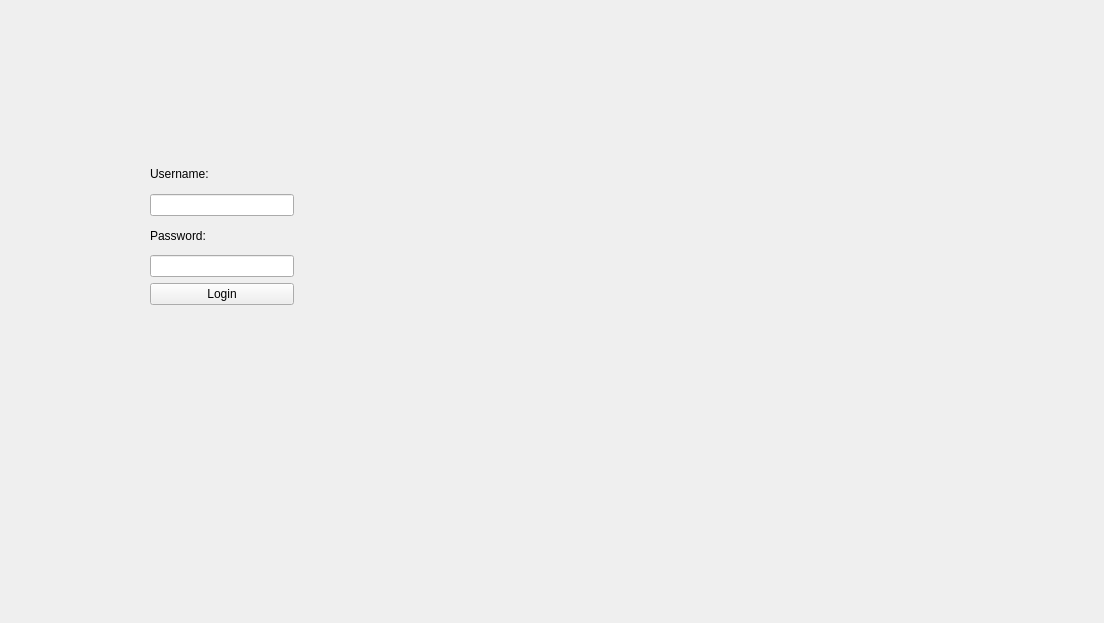
Above: frontend/login.ui from Pauldechassey/Minatt-ck before the change. Below: the same form after it.
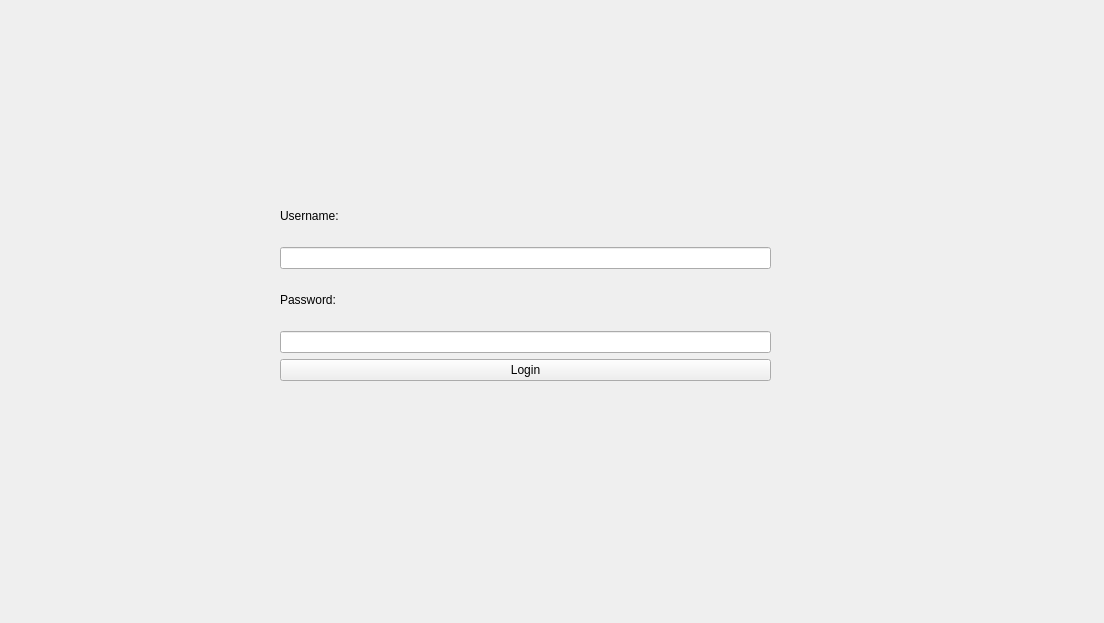
That is the form after the change.

Commit message: Ajout: page login de Chiara et implémentation dans la stack

The edit to the form file:
```diff
--- a/frontend/login.ui
+++ b/frontend/login.ui
@@ -14,13 +14,13 @@
    <string>StackedWidget</string>
   </property>
   <widget class="QWidget" name="page">
-   <widget class="QWidget" name="">
+   <widget class="QWidget" name="layoutWidget">
     <property name="geometry">
      <rect>
-      <x>150</x>
-      <y>160</y>
-      <width>144</width>
-      <height>145</height>
+      <x>280</x>
+      <y>190</y>
+      <width>491</width>
+      <height>191</height>
      </rect>
     </property>
     <layout class="QVBoxLayout" name="verticalLayout">
```
The commit also changes 6 other files.
